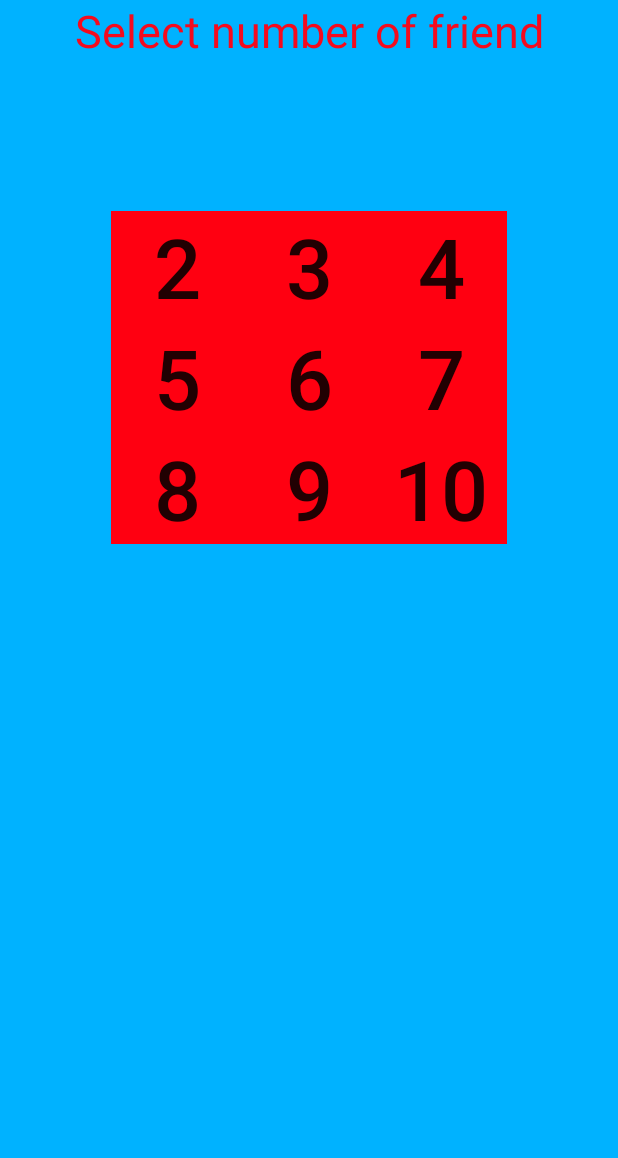
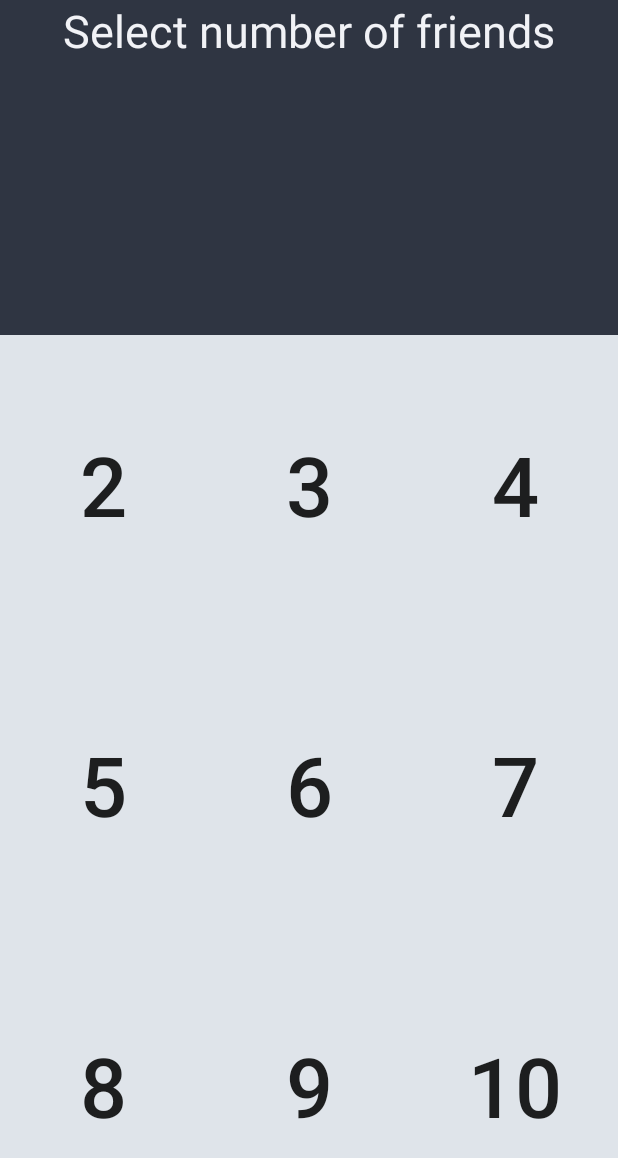
Before and after one commit to Jasmit6310/Appvala, an Android app: the layout activity_main2.xml on its own in the app's theme, with its tools: preview values and no code run, on a phone screen of 412 x 824 dp. Shown: the top 1158 px of the screen. Run offline under Robolectric (Android 15) with nearby library versions, the phone set to English and light mode, and no system bars.

Commit message:
UI improved by Rhythm

```diff
--- a/app/src/main/res/layout/activity_finalpage.xml
+++ b/app/src/main/res/layout/activity_finalpage.xml
@@ -5,7 +5,7 @@
     android:layout_width="match_parent"
     android:layout_height="match_parent"
     android:orientation="vertical"
-    android:background="@color/colorPrimaryDark"
+    android:background="#2f3542"
     android:layout_gravity="center"
     tools:context=".finalpage">
 
--- a/app/src/main/res/layout/activity_main2.xml
+++ b/app/src/main/res/layout/activity_main2.xml
@@ -5,113 +5,133 @@
     android:layout_width="match_parent"
     android:layout_height="match_parent"
     android:orientation="vertical"
-    android:background="#00b2ff"
+    android:background="#2f3542"
     tools:context=".Main2Activity">
 
     <TextView
         android:layout_width="match_parent"
-        android:layout_height="wrap_content"
-        android:text="Select number of friend"
+        android:layout_height="0dp"
+        android:layout_weight="0.15"
+        android:text="Select number of friends"
         android:textSize="30dp"
-        android:textColor="#f40b1e"
+        android:textColor="#f1f2f6"
         android:textAlignment="center"/>
 
+
     <LinearLayout
-        android:layout_width="wrap_content"
-        android:layout_height="wrap_content"
+        android:layout_width="match_parent"
+        android:layout_height="0dp"
+        android:layout_weight="0.85"
+        android:orientation="vertical">
+
+        <LinearLayout
+            android:layout_width="match_parent"
+            android:layout_height="0dp"
+            android:layout_weight="1"
             android:orientation="horizontal"
-        android:layout_gravity="center_horizontal"
             android:layout_marginTop="100dp">
 
             <Button
-            android:layout_width="wrap_content"
-            android:layout_height="wrap_content"
+                android:layout_width="0dp"
+                android:layout_height="match_parent"
+                android:layout_weight="1"
                 android:textSize="55dp"
-            android:background="#FF0011"
+                android:background="#dfe4ea"
                 android:text="2"
                 android:id="@+id/btn_1_1"/>
 
             <Button
-            android:layout_width="wrap_content"
-            android:layout_height="wrap_content"
+                android:layout_width="0dp"
+                android:layout_height="match_parent"
+                android:layout_weight="1"
                 android:textSize="55dp"
-            android:background="#FF0011"
+                android:background="#dfe4ea"
                 android:text="3"
                 android:id="@+id/btn_1_2"/>
 
             <Button
-            android:layout_width="wrap_content"
-            android:layout_height="wrap_content"
+                android:layout_width="0dp"
+                android:layout_height="match_parent"
+                android:layout_weight="1"
                 android:textSize="55dp"
-            android:background="#FF0011"
+                android:background="#dfe4ea"
                 android:text="4"
                 android:id="@+id/btn_1_3"/>
 
         </LinearLayout>
 
         <LinearLayout
-        android:layout_width="wrap_content"
-        android:layout_height="wrap_content"
+            android:layout_width="match_parent"
+            android:layout_height="0dp"
+            android:layout_weight="1"
             android:orientation="horizontal"
             android:layout_gravity="center_horizontal">
 
             <Button
-            android:layout_width="wrap_content"
-            android:layout_height="wrap_content"
+                android:layout_width="0dp"
+                android:layout_height="match_parent"
+                android:layout_weight="1"
                 android:textSize="55dp"
-            android:background="#FF0011"
+                android:background="#dfe4ea"
                 android:text="5"
                 android:id="@+id/btn_2_1"/>
 
             <Button
-            android:layout_width="wrap_content"
-            android:layout_height="wrap_content"
+                android:layout_width="0dp"
+                android:layout_height="match_parent"
+                android:layout_weight="1"
                 android:textSize="55dp"
-            android:background="#FF0011"
+                android:background="#dfe4ea"
                 android:text="6"
                 android:id="@+id/btn_2_2"/>
 
             <Button
-            android:layout_width="wrap_content"
-            android:layout_height="wrap_content"
+                android:layout_width="0dp"
+                android:layout_height="match_parent"
+                android:layout_weight="1"
                 android:textSize="55dp"
-            android:background="#FF0011"
+                android:background="#dfe4ea"
                 android:text="7"
                 android:id="@+id/btn_2_3"/>
 
         </LinearLayout>
 
         <LinearLayout
-        android:layout_width="wrap_content"
-        android:layout_height="wrap_content"
+            android:layout_width="match_parent"
+            android:layout_height="0dp"
+            android:layout_weight="1"
             android:orientation="horizontal"
             android:layout_gravity="center_horizontal">
 
             <Button
-            android:layout_width="wrap_content"
-            android:layout_height="wrap_content"
+                android:layout_width="0dp"
+                android:layout_height="match_parent"
+                android:layout_weight="1"
                 android:textSize="55dp"
-            android:background="#FF0011"
+                android:background="#dfe4ea"
                 android:text="8"
                 android:id="@+id/btn_3_1"/>
 
             <Button
-            android:layout_width="wrap_content"
-            android:layout_height="wrap_content"
+                android:layout_width="0dp"
+                android:layout_height="match_parent"
+                android:layout_weight="1"
                 android:textSize="55dp"
-            android:background="#FF0011"
+                android:background="#dfe4ea"
                 android:text="9"
                 android:id="@+id/btn_3_2"/>
 
             <Button
-            android:layout_width="wrap_content"
-            android:layout_height="wrap_content"
+                android:layout_width="0dp"
+                android:layout_height="match_parent"
+                android:layout_weight="1"
                 android:textSize="55dp"
-            android:background="#FF0011"
+                android:background="#dfe4ea"
                 android:text="10"
                 android:id="@+id/btn_3_3"/>
 
         </LinearLayout>
 
+    </LinearLayout>
 
 </LinearLayout>
--- a/app/src/main/res/values/colors.xml
+++ b/app/src/main/res/values/colors.xml
@@ -1,6 +1,6 @@
 <?xml version="1.0" encoding="utf-8"?>
 <resources>
     <color name="colorPrimary">#3F51B5</color>
-    <color name="colorPrimaryDark">#303F9F</color>
+    <color name="colorPrimaryDark">#2f3542</color>
     <color name="colorAccent">#FF4081</color>
 </resources>
--- a/app/src/main/res/values/styles.xml
+++ b/app/src/main/res/values/styles.xml
@@ -1,7 +1,7 @@
 <resources>
 
     <!-- Base application theme. -->
-    <style name="AppTheme" parent="Theme.AppCompat.Light.DarkActionBar">
+    <style name="AppTheme" parent="Theme.AppCompat.Light.NoActionBar">
         <!-- Customize your theme here. -->
         <item name="colorPrimary">@color/colorPrimary</item>
         <item name="colorPrimaryDark">@color/colorPrimaryDark</item>
```
Also changed, not shown: app/src/main/res/layout/activity_first_page.xml (+56 -37 lines), app/src/main/res/layout/activity_after2.xml (indentation only). Lines whose indentation alone changed are shown as unchanged.
